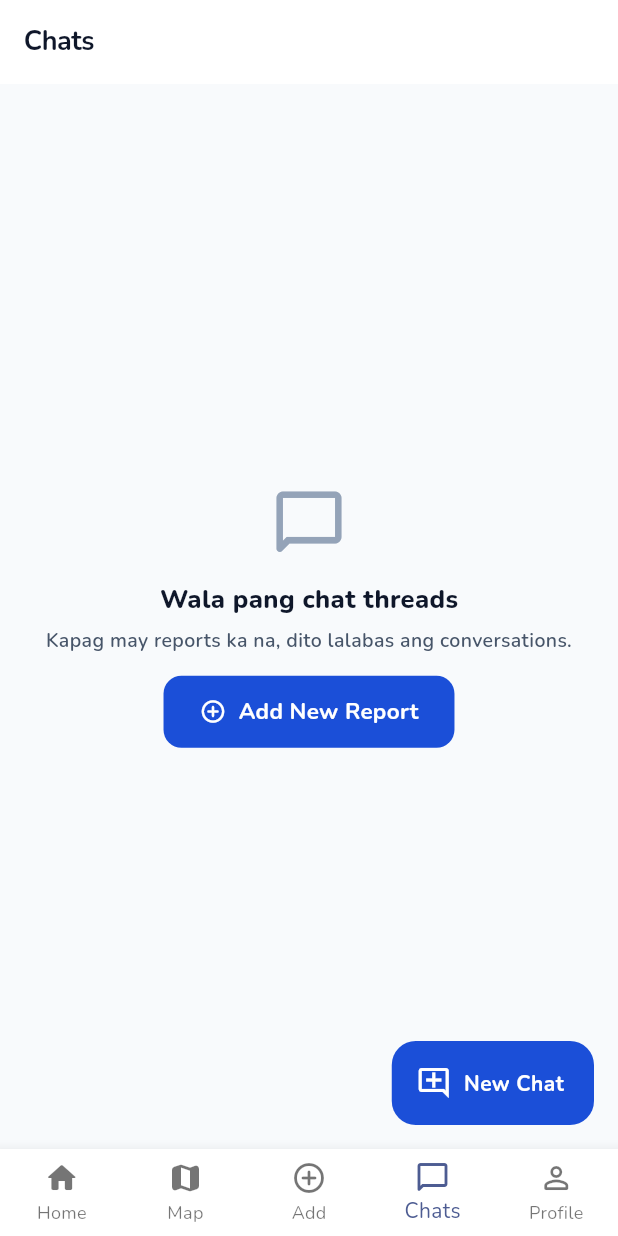
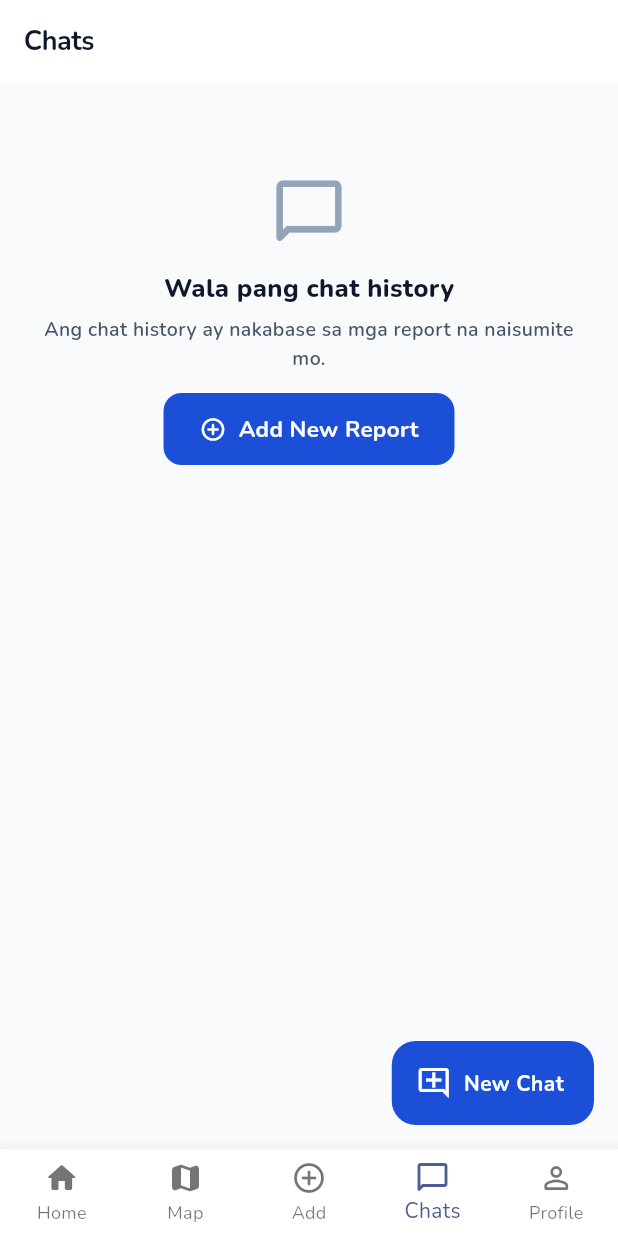
Before and after one commit to codyjamesDC/Hackathon-MapSumbong, a Flutter app: the ChatsHomeScreen screen opened by its route, on a phone screen of 412 x 824 dp. Run offline on Flutter 3.47's test engine with Material 3 defaults, Android fonts, the phone set to English and light mode, and no system bars; our stand-ins replace cached_network_image, flutter_dotenv, flutter_local_notifications, flutter_map, geolocator, go_router and 7 more; accounts and stored records are empty.

Commit message:
ui: add chat history

```diff
--- a/mobile/lib/screens/chat/chats_home_screen.dart
+++ b/mobile/lib/screens/chat/chats_home_screen.dart
@@ -14,37 +14,53 @@ class ChatsHomeScreen extends StatefulWidget {
 }
 
 class _ChatsHomeScreenState extends State<ChatsHomeScreen> {
+  Future<void> _loadReportHistory() async {
+    final auth = Provider.of<AuthProvider>(context, listen: false);
+    final reports = Provider.of<ReportsProvider>(context, listen: false);
+    final id = auth.user?.anonymousId;
+    if (id != null) {
+      await reports.loadReports(userId: id);
+    }
+  }
+
   @override
   void initState() {
     super.initState();
     WidgetsBinding.instance.addPostFrameCallback((_) {
-      final auth = Provider.of<AuthProvider>(context, listen: false);
-      final reports = Provider.of<ReportsProvider>(context, listen: false);
-      final id = auth.user?.anonymousId;
-      if (id != null && reports.reports.isEmpty) {
-        reports.loadReports(userId: id);
-      }
+      _loadReportHistory();
     });
   }
 
   @override
   Widget build(BuildContext context) {
+    final authProvider = Provider.of<AuthProvider>(context);
     final reportsProvider = Provider.of<ReportsProvider>(context);
-    final reports = [...reportsProvider.reports]
+    final anonymousId = authProvider.user?.anonymousId;
+    final reports =
+        reportsProvider.reports
+            .where(
+              (r) =>
+                  anonymousId != null && r.reporterAnonymousId == anonymousId,
+            )
+            .toList()
           ..sort((a, b) => b.updatedAt.compareTo(a.updatedAt));
 
     return Scaffold(
       backgroundColor: AppColors.background,
       appBar: AppBar(title: const Text('Chats')),
-      body: reportsProvider.isLoading
+      body: RefreshIndicator(
+        onRefresh: _loadReportHistory,
+        child: reportsProvider.isLoading
             ? const Center(child: CircularProgressIndicator())
             : reports.isEmpty
-          ? Center(
-              child: Padding(
+            ? ListView(
+                physics: const AlwaysScrollableScrollPhysics(),
+                children: [
+                  Padding(
                     padding: const EdgeInsets.all(24),
                     child: Column(
-                  mainAxisSize: MainAxisSize.min,
                       children: [
+                        const SizedBox(height: 36),
                         const Icon(
                           Icons.chat_bubble_outline_rounded,
                           size: 52,
@@ -52,7 +68,7 @@ class _ChatsHomeScreenState extends State<ChatsHomeScreen> {
                         ),
                         const SizedBox(height: 12),
                         const Text(
-                      'Wala pang chat threads',
+                          'Wala pang chat history',
                           style: TextStyle(
                             fontFamily: 'Nunito',
                             fontSize: 17,
@@ -62,7 +78,7 @@ class _ChatsHomeScreenState extends State<ChatsHomeScreen> {
                         ),
                         const SizedBox(height: 6),
                         const Text(
-                      'Kapag may reports ka na, dito lalabas ang conversations.',
+                          'Ang chat history ay nakabase sa mga report na naisumite mo.',
                           textAlign: TextAlign.center,
                           style: TextStyle(
                             fontFamily: 'Nunito',
@@ -80,8 +96,10 @@ class _ChatsHomeScreenState extends State<ChatsHomeScreen> {
                       ],
                     ),
                   ),
+                ],
               )
             : ListView.separated(
+                physics: const AlwaysScrollableScrollPhysics(),
                 padding: const EdgeInsets.all(12),
                 itemCount: reports.length,
                 separatorBuilder: (_, _) => const SizedBox(height: 8),
@@ -129,6 +147,7 @@ class _ChatsHomeScreenState extends State<ChatsHomeScreen> {
                   );
                 },
               ),
+      ),
       floatingActionButton: FloatingActionButton.extended(
         onPressed: () => context.push('/chat/new'),
         backgroundColor: AppColors.primary,
```
Also changed, not shown: mobile/lib/providers/messages_provider.dart (+67 -25 lines). Lines whose indentation alone changed are shown as unchanged.
